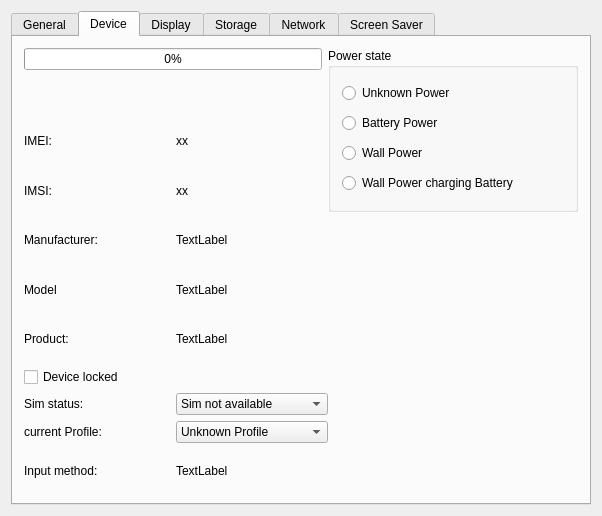
qtproject/qt-mobility, file examples/sysinfo/dialog.ui: the form before one commit.
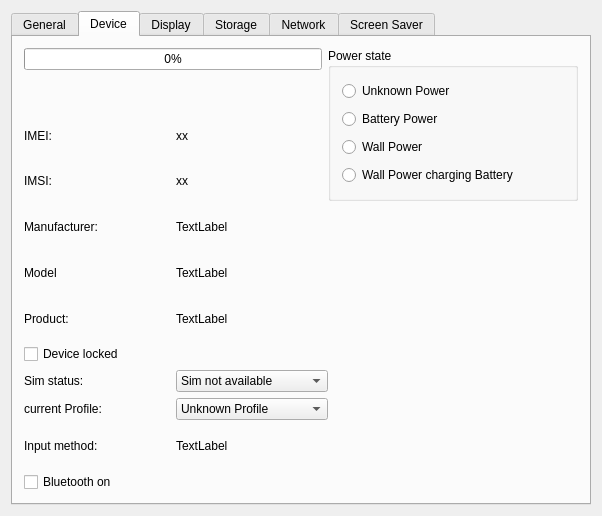
The form after the commit. The open tabs and pages were chosen to show the change.

Commit message: Bluetooth status monitoring in S60

The edit to the form file:
```diff
--- a/examples/sysinfo/dialog.ui
+++ b/examples/sysinfo/dialog.ui
@@ -467,6 +467,13 @@
          </property>
         </widget>
        </item>
+       <item row="11" column="0">
+        <widget class="QCheckBox" name="bluetoothOnCheckBox">
+         <property name="text">
+          <string>Bluetooth on</string>
+         </property>
+        </widget>
+       </item>
       </layout>
      </widget>
      <widget class="QWidget" name="sysdisplaytab">
```
The commit also changes 4 other files.
